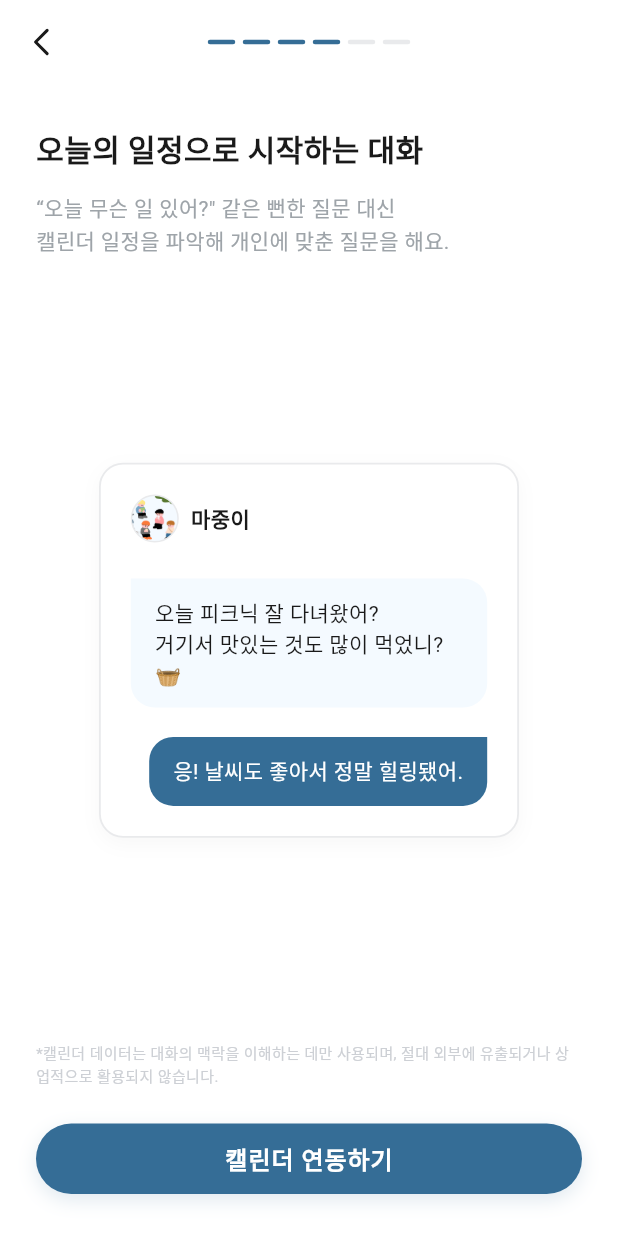
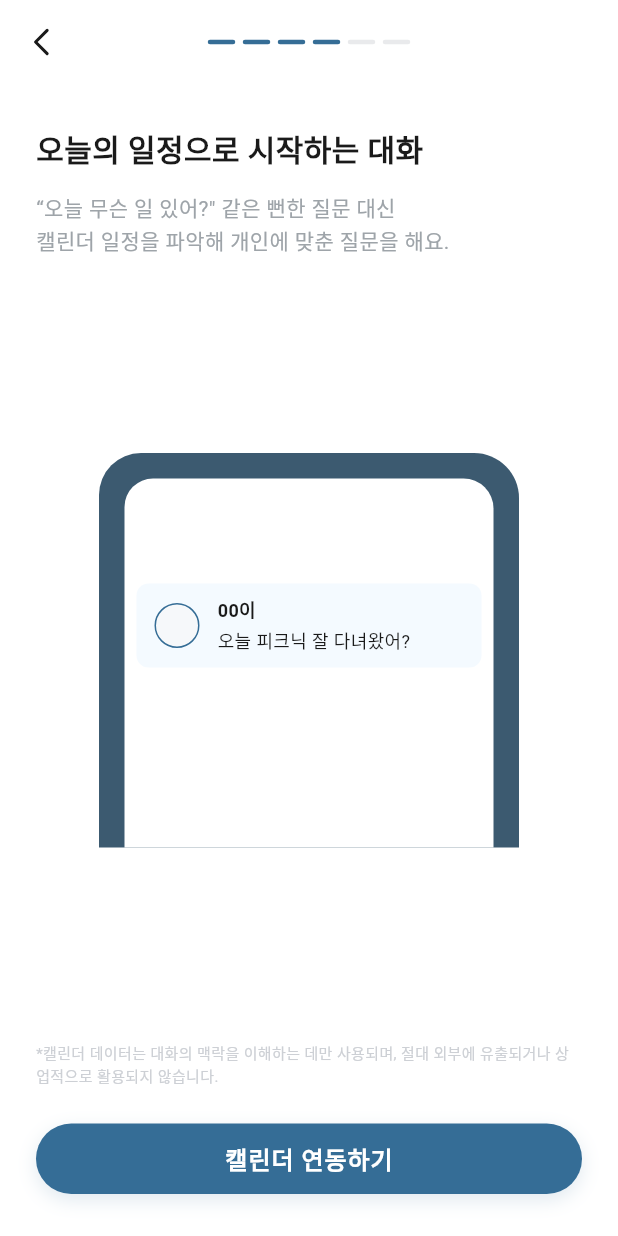
Before and after one commit to kmseon0309/majung_share, a Flutter app: the OnboardingScreen screen opened directly, swiped to page 4, on a phone screen of 412 x 824 dp. Run offline on Flutter 3.47's test engine with Material 3 defaults, Android fonts, the phone set to English and light mode, and no system bars; our stand-ins replace device_preview, flutter_riverpod, flutter_svg; Roboto replaces fonts that are missing (Pretendard).

Commit message:
style: adjust onboarding speech bubble color, shadow and calendar phone mockup to match figma exactly

```diff
--- a/lib/screens/onboarding_screen.dart
+++ b/lib/screens/onboarding_screen.dart
@@ -189,94 +189,90 @@ class _OnboardingScreenState extends State<OnboardingScreen> {
             ),
           ),
           const Spacer(),
-          // 스마트폰 캘린더 피크닉 질문 박스 시뮬레이션 카드
+          // 스마트폰 캘린더 질문 시뮬레이션 카드 (Figma 디자인 반영)
           Center(
             child: Container(
               width: 280,
-              height: 250,
-              padding: const EdgeInsets.all(20),
+              height: 263,
+              decoration: const BoxDecoration(
+                color: Color(0xFF3C5A70), // Rectangle 271 색상
+                borderRadius: BorderRadius.only(
+                  topLeft: Radius.circular(28),
+                  topRight: Radius.circular(30),
+                ),
+              ),
+              alignment: Alignment.bottomCenter,
+              child: Container(
+                width: 246,
+                height: 246,
+                margin: const EdgeInsets.only(left: 17, right: 17, top: 17),
+                decoration: const BoxDecoration(
+                  color: Colors.white, // Rectangle 272 색상
+                  borderRadius: BorderRadius.only(
+                    topLeft: Radius.circular(19),
+                    topRight: Radius.circular(20),
+                  ),
+                ),
+                child: Stack(
+                  children: [
+                    Positioned(
+                      top: 70, // y: 375 - 305 = 70
+                      left: 8,  // x: 65 - 57 = 8
+                      child: Container(
+                        width: 230,
+                        height: 56,
+                        padding: const EdgeInsets.symmetric(horizontal: 12),
                         decoration: BoxDecoration(
-                color: AppColors.white,
-                borderRadius: BorderRadius.circular(16),
-                border: Border.all(color: AppColors.gray2, width: 1.2),
-                boxShadow: [
-                  BoxShadow(
-                    color: Colors.black.withValues(alpha: 0.03),
-                    blurRadius: 10,
-                    offset: const Offset(0, 4),
-                  )
-                ],
+                          color: const Color(0xFFF4FAFF), // Rectangle 273 색상 (subColor)
+                          borderRadius: BorderRadius.circular(8),
                         ),
-              child: Column(
-                crossAxisAlignment: CrossAxisAlignment.start,
+                        child: Row(
+                          crossAxisAlignment: CrossAxisAlignment.center,
                           children: [
-                  // 프로필 영역
-                  Row(
-                    children: [
+                            // Ellipse 2 (Avatar circle)
                             Container(
-                        width: 32,
-                        height: 32,
+                              width: 30,
+                              height: 30,
                               decoration: BoxDecoration(
-                          color: AppColors.subColor,
+                                color: const Color(0xFFF6F8FA), // gray1
                                 shape: BoxShape.circle,
-                          border: Border.all(color: AppColors.gray2),
-                        ),
-                        child: ClipOval(
-                          child: Image.asset(
-                            'assets/images/character.png',
-                            fit: BoxFit.cover,
+                                border: Border.all(
+                                  color: AppColors.mainColor,
+                                  width: 1.0,
                                 ),
                               ),
                             ),
-                      const SizedBox(width: 8),
+                            const SizedBox(width: 12),
+                            // Texts
+                            Column(
+                              crossAxisAlignment: CrossAxisAlignment.start,
+                              mainAxisAlignment: MainAxisAlignment.center,
+                              children: [
                                 Text(
-                        '마중이',
-                        style: AppTextStyle.caption1Bold.copyWith(color: AppColors.grayScale9),
+                                  '00이',
+                                  style: AppTextStyle.caption2.copyWith(
+                                    color: AppColors.grayScale9,
+                                    fontSize: 12,
+                                    fontWeight: FontWeight.bold,
+                                  ),
+                                ),
+                                const SizedBox(height: 2),
+                                Text(
+                                  '오늘 피크닉 잘 다녀왔어?',
+                                  style: AppTextStyle.caption1.copyWith(
+                                    color: AppColors.grayScale9,
+                                    fontSize: 12,
+                                    fontWeight: FontWeight.w400,
+                                  ),
                                 ),
                               ],
                             ),
-                  const SizedBox(height: 24),
-                  // 피그마 질문 렌더링
-                  Container(
-                    padding: const EdgeInsets.symmetric(horizontal: 16, vertical: 12),
-                    decoration: const BoxDecoration(
-                      color: AppColors.subColor,
-                      borderRadius: BorderRadius.only(
-                        topRight: Radius.circular(16),
-                        bottomLeft: Radius.circular(16),
-                        bottomRight: Radius.circular(16),
-                      ),
-                    ),
-                    child: Text(
-                      '오늘 피크닉 잘 다녀왔어?\n거기서 맛있는 것도 많이 먹었니? 🧺',
-                      style: AppTextStyle.caption1.copyWith(
-                        color: AppColors.grayScale9,
-                        height: 1.4,
-                      ),
-                    ),
-                  ),
-                  const Spacer(),
-                  Align(
-                    alignment: Alignment.centerRight,
-                    child: Container(
-                      padding: const EdgeInsets.symmetric(horizontal: 16, vertical: 12),
-                      decoration: const BoxDecoration(
-                        color: AppColors.mainColor,
-                        borderRadius: BorderRadius.only(
-                          topLeft: Radius.circular(16),
-                          bottomLeft: Radius.circular(16),
-                          bottomRight: Radius.circular(16),
-                        ),
-                      ),
-                      child: Text(
-                        '응! 날씨도 좋아서 정말 힐링됐어.',
-                        style: AppTextStyle.caption1.copyWith(
-                          color: AppColors.white,
-                        ),
+                          ],
                         ),
                       ),
                     ),
                   ],
+                ),
               ),
             ),
           ),
@@ -452,13 +448,40 @@ class _OnboardingScreenState extends State<OnboardingScreen> {
           Stack(
             alignment: Alignment.bottomCenter,
             children: [
+              // 말풍선 삼각형 꼬리 (Union Beak)가 뒤에 깔리도록 먼저 선언
+              Positioned(
+                bottom: 4,
+                child: RotationTransition(
+                  turns: const AlwaysStoppedAnimation(45 / 360),
+                  child: Container(
+                    width: 16,
+                    height: 16,
+                    decoration: const BoxDecoration(
+                      color: AppColors.grayScale1,
+                      boxShadow: [
+                        BoxShadow(
+                          color: Colors.black12,
+                          blurRadius: 8,
+                          offset: Offset(2, 2),
+                        ),
+                      ],
+                    ),
+                  ),
+                ),
+              ),
               Container(
                 margin: const EdgeInsets.only(bottom: 12),
                 padding: const EdgeInsets.symmetric(horizontal: 24, vertical: 18),
                 decoration: BoxDecoration(
-                  color: AppColors.subColor,
+                  color: AppColors.grayScale1,
                   borderRadius: BorderRadius.circular(20),
-                  border: Border.all(color: AppColors.mainColor.withValues(alpha: 0.2)),
+                  boxShadow: [
+                    BoxShadow(
+                      color: Colors.black.withValues(alpha: 0.05),
+                      blurRadius: 10,
+                      offset: const Offset(0, 4),
+                    ),
+                  ],
                 ),
                 child: Text(
                   bubbleText,
@@ -466,24 +489,6 @@ class _OnboardingScreenState extends State<OnboardingScreen> {
                   style: AppTextStyle.body2R.copyWith(
                     color: AppColors.grayScale9,
                     height: 1.5,
-                  ),
-                ),
-              ),
-              // 말풍선 삼각형 꼬리 (Union Beak)
-              Positioned(
-                bottom: 4,
-                child: RotationTransition(
-                  turns: const AlwaysStoppedAnimation(45 / 360),
-                  child: Container(
-                    width: 16,
-                    height: 16,
-                    decoration: BoxDecoration(
-                      color: AppColors.subColor,
-                      border: Border(
-                        bottom: BorderSide(color: AppColors.mainColor.withValues(alpha: 0.2)),
-                        right: BorderSide(color: AppColors.mainColor.withValues(alpha: 0.2)),
-                      ),
-                    ),
                   ),
                 ),
               ),
```
Lines whose indentation alone changed are shown as unchanged.
